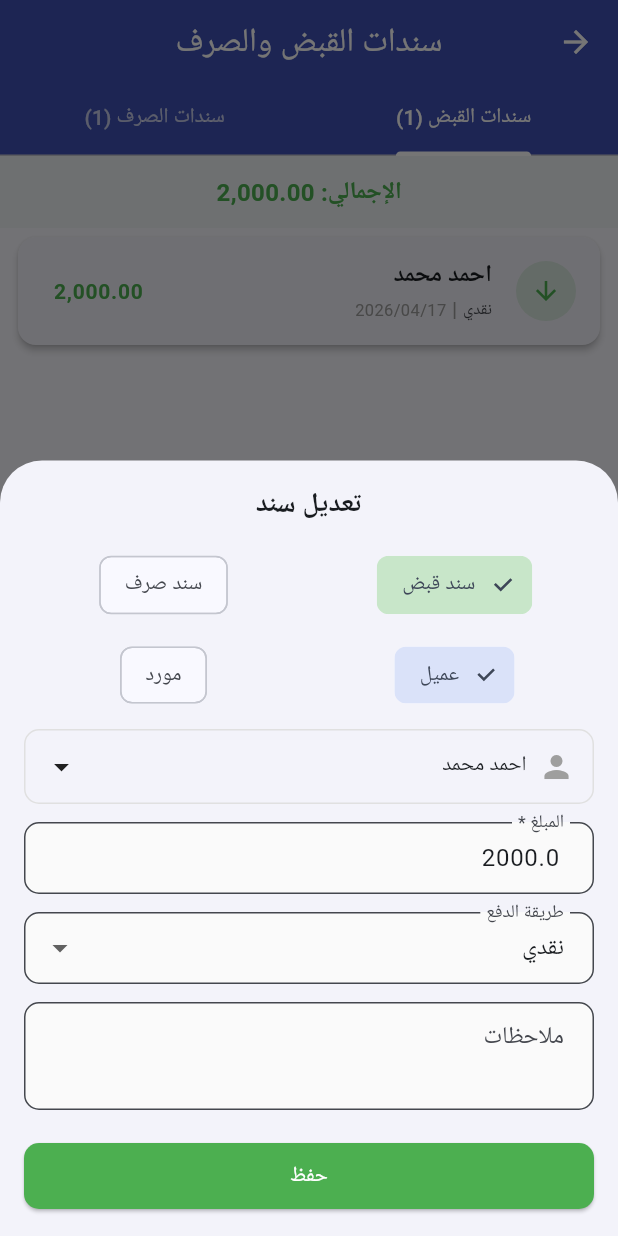
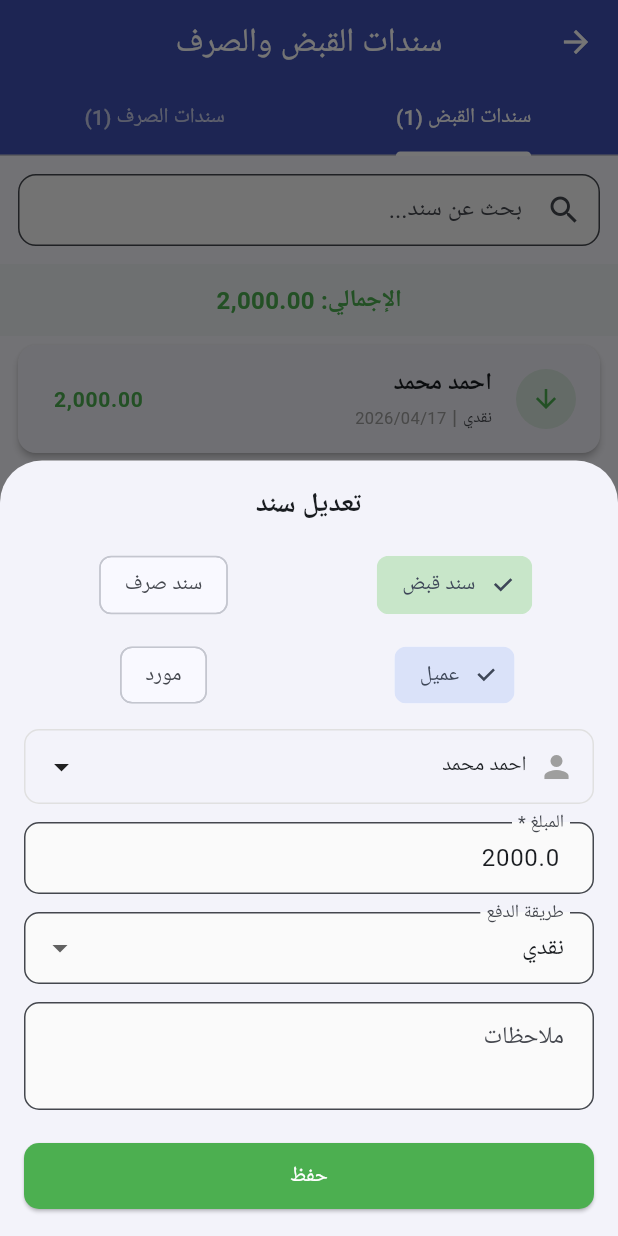
Before and after one commit to hkllmnnx-maker/accounting-pro, a Flutter app: the VouchersScreen screen opened directly, after a tap on "احمد محمد", on a phone screen of 412 x 824 dp. Run offline on Flutter 3.47's test engine with Material 3 defaults, Android fonts, the phone set to English and light mode, and no system bars; our stand-ins replace fl_chart, hive_flutter, pdf, printing; accounts and stored records are empty.

Commit message:
feat: Add search functionality to expenses and vouchers screens
- Expenses screen: Added search bar for title, category, and notes
- Vouchers screen: Added unified search across both receipt and payment tabs
- Search filters by contact name, payment method, and notes
- Search bar persists when switching between voucher tabs

```diff
--- a/lib/screens/vouchers_screen.dart
+++ b/lib/screens/vouchers_screen.dart
@@ -12,18 +12,29 @@ class VouchersScreen extends StatefulWidget {
 
 class _VouchersScreenState extends State<VouchersScreen> with SingleTickerProviderStateMixin {
   late TabController _tabC;
+  String _search = '';
 
   @override
   void initState() { super.initState(); _tabC = TabController(length: 2, vsync: this); }
   @override
   void dispose() { _tabC.dispose(); super.dispose(); }
 
+  List<Voucher> _filter(List<Voucher> list) {
+    if (_search.isEmpty) return list;
+    final q = _search.toLowerCase();
+    return list.where((v) =>
+      v.contactName.toLowerCase().contains(q) ||
+      v.paymentMethod.toLowerCase().contains(q) ||
+      v.notes.toLowerCase().contains(q)
+    ).toList();
+  }
+
   @override
   Widget build(BuildContext context) {
     return Consumer<AppProvider>(
       builder: (context, provider, _) {
-        final receipts = provider.vouchers.where((v) => v.type == 'receipt').toList();
-        final payments = provider.vouchers.where((v) => v.type == 'payment').toList();
+        final receipts = _filter(provider.vouchers.where((v) => v.type == 'receipt').toList());
+        final payments = _filter(provider.vouchers.where((v) => v.type == 'payment').toList());
         return Directionality(
           textDirection: TextDirection.rtl,
           child: Scaffold(
@@ -40,9 +51,14 @@ class _VouchersScreenState extends State<VouchersScreen> with SingleTickerProvid
             floatingActionButton: FloatingActionButton.extended(
               onPressed: () => _showForm(context, provider),
               icon: const Icon(Icons.add), label: const Text('سند جديد')),
-            body: TabBarView(controller: _tabC, children: [
-              _buildList(context, receipts, provider, 'receipt'),
-              _buildList(context, payments, provider, 'payment'),
+            body: Column(children: [
+              SearchField(hint: 'بحث عن سند...', onChanged: (v) => setState(() => _search = v)),
+              Expanded(
+                child: TabBarView(controller: _tabC, children: [
+                  _buildList(context, receipts, provider, 'receipt'),
+                  _buildList(context, payments, provider, 'payment'),
+                ]),
+              ),
             ]),
           ),
         );
```
Also changed, not shown: lib/screens/expenses_screen.dart (+10 -0 lines).
